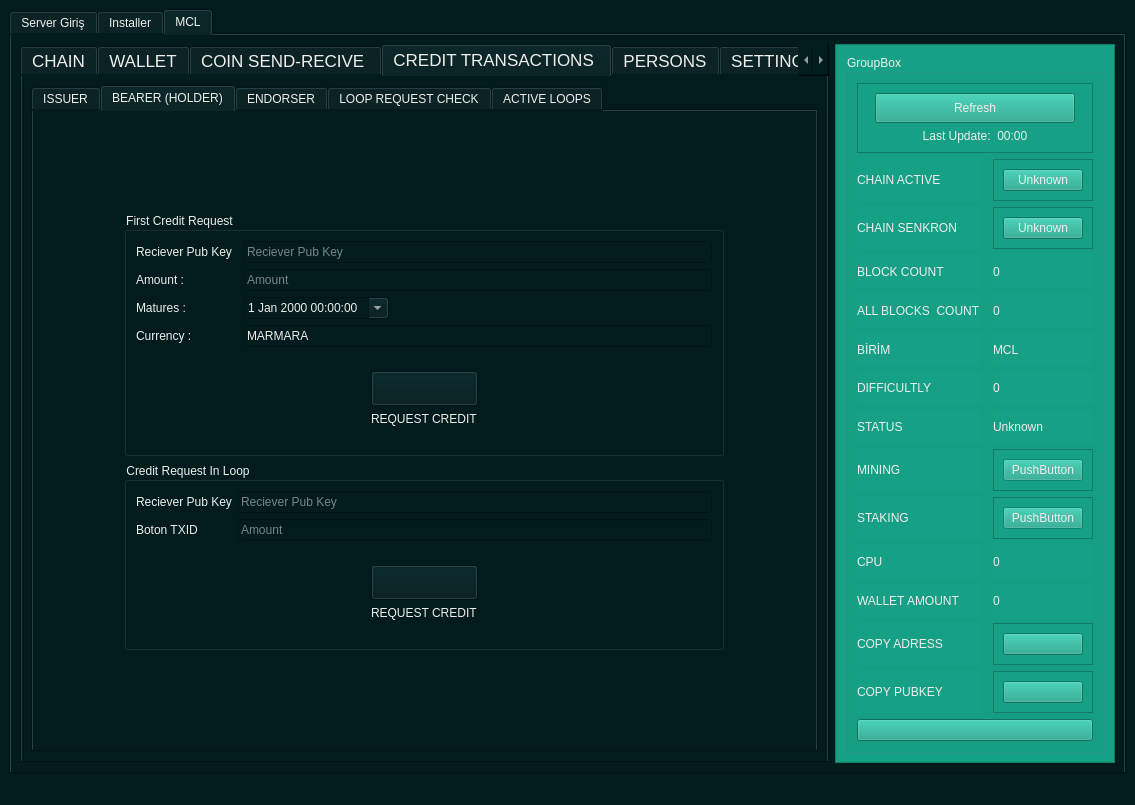
Qt form src/main/python/guiDesigner.ui (marmarachain/marmara-connector) before a commit.
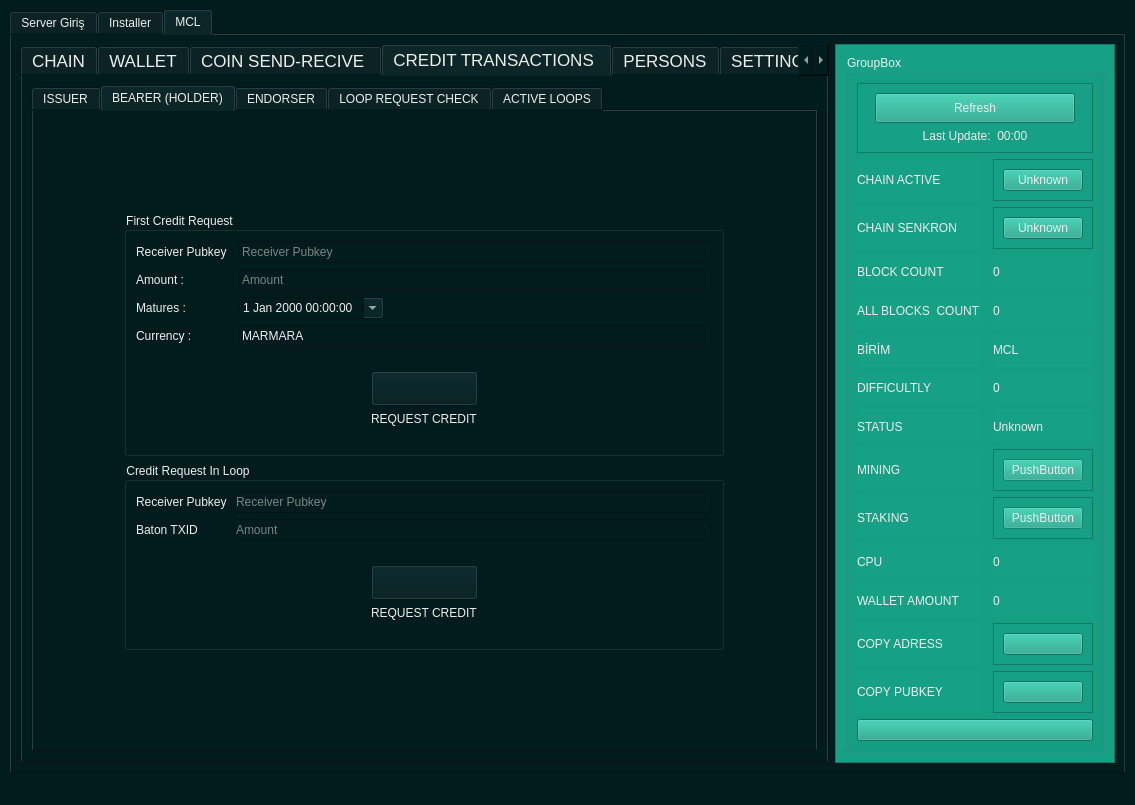
The same form after that commit. The open tabs and pages were chosen to show the change.

```diff
--- a/src/main/python/guiDesigner.ui
+++ b/src/main/python/guiDesigner.ui
@@ -3014,7 +3014,7 @@
                      <item row="0" column="0">
                       <widget class="QLabel" name="label_34">
                        <property name="text">
-                        <string>Reciever Pub Key</string>
+                        <string>Receiver Pubkey</string>
                        </property>
                       </widget>
                      </item>
@@ -3024,7 +3024,7 @@
                         <string/>
                        </property>
                        <property name="placeholderText">
-                        <string>Reciever Pub Key</string>
+                        <string>Receiver Pubkey</string>
                        </property>
                       </widget>
                      </item>
@@ -3193,14 +3193,14 @@
                      <item row="1" column="0">
                       <widget class="QLabel" name="label_49">
                        <property name="text">
-                        <string>Boton TXID </string>
+                        <string>Baton TXID </string>
                        </property>
                       </widget>
                      </item>
                      <item row="0" column="0">
                       <widget class="QLabel" name="label_51">
                        <property name="text">
-                        <string>Reciever Pub Key</string>
+                        <string>Receiver Pubkey</string>
                        </property>
                       </widget>
                      </item>
@@ -3210,7 +3210,7 @@
                         <string/>
                        </property>
                        <property name="placeholderText">
-                        <string>Reciever Pub Key</string>
+                        <string>Receiver Pubkey</string>
                        </property>
                       </widget>
                      </item>
```
